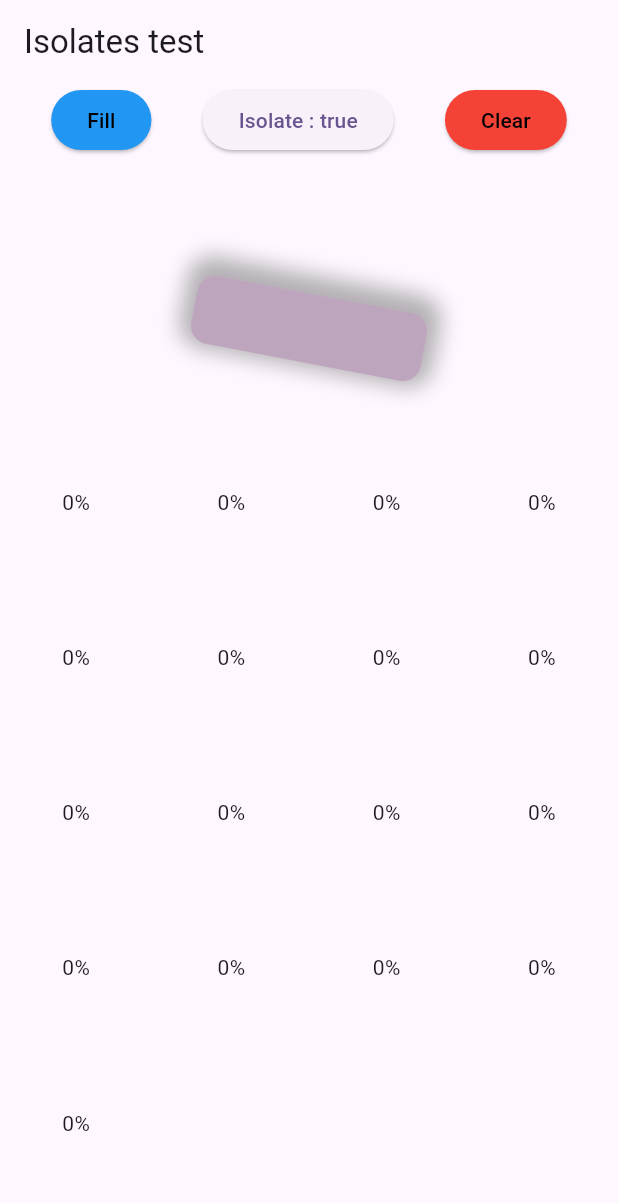
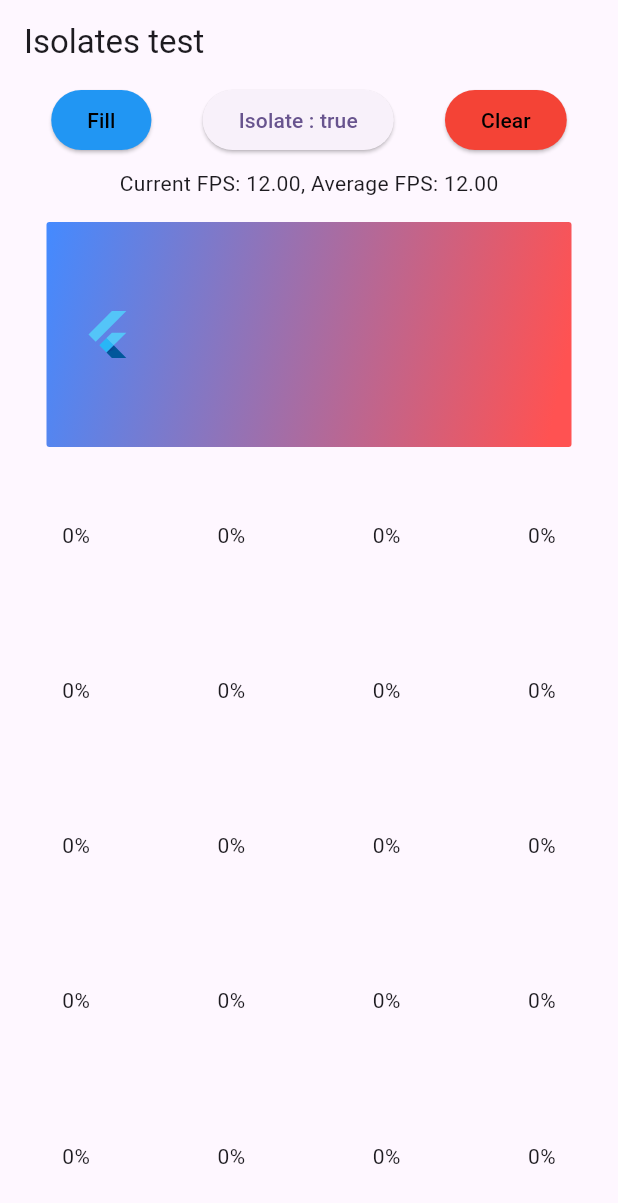
Before and after one commit to saharvx9/image_download_isolate, a Flutter app: the screen it shows after launch, after a tap on "Fill", on a phone screen of 412 x 824 dp. Shown: the top 1203 px of the screen. Run offline on Flutter 3.47's test engine with Material 3 defaults, Android fonts, the phone set to English and light mode, and no system bars; our stand-ins replace rxdart.

Commit message:
using rx

```diff
--- a/lib/home_page.dart
+++ b/lib/home_page.dart
@@ -1,11 +1,9 @@
-import 'package:download_image_isolate/fps_counter.dart';
+import 'package:download_image_isolate/utils/fps_counter.dart';
 import 'package:download_image_isolate/imagenetwork/concurrency_image_netowrk.dart';
 import 'package:download_image_isolate/imagenetwork/core/image_downloader.dart';
-import 'package:download_image_isolate/infinite_animation.dart';
+import 'package:download_image_isolate/widgets/infinite_animation.dart';
 import 'package:download_image_isolate/local_images.dart';
-import 'package:flutter/cupertino.dart';
 import 'package:flutter/material.dart';
-import 'package:flutter/widgets.dart';
 
 class HomePage extends StatefulWidget {
   const HomePage({super.key});
@@ -69,9 +67,20 @@ class _HomePageState extends State<HomePage> {
                   child: const Text("Clear")),
             ],
           ),
+          Padding(
+            padding: const EdgeInsets.symmetric(vertical: 8.0),
+            child: StreamBuilder<FpsData>(
+                stream: _fpsCounter.fpsState.stream,
+                initialData: FpsData(0, 0),
+                builder: (context, snapshot) {
+                  final state = snapshot.data!;
+                  return Text(
+                      "Current FPS: ${state.fps.toStringAsFixed(2)}, Average FPS: ${state.averageFPS.toStringAsFixed(2)}");
+                }),
+          ),
           const Padding(
-            padding: EdgeInsets.only(top:100.0,bottom: 50),
-            child: InfiniteAnimation(),
+            padding: EdgeInsets.symmetric(vertical: 8.0),
+            child: InfiniteAnimationWidget(),
           ),
           Expanded(
             child: GridView.builder(
@@ -79,7 +88,7 @@ class _HomePageState extends State<HomePage> {
                     crossAxisCount: 4, crossAxisSpacing: 2, mainAxisSpacing: 2),
                 padding: EdgeInsets.zero,
                 itemCount: _images.length,
-                itemBuilder: (_, index) => ConcurrencyImageNetwork(url: _images[index])),
+                itemBuilder: (_, index) => ConcurrencyImageNetwork(key: ValueKey(_images[index]), url: _images[index])),
           ),
         ],
       ),
--- a/lib/imagenetwork/concurrency_image_netowrk.dart
+++ b/lib/imagenetwork/concurrency_image_netowrk.dart
@@ -31,11 +31,11 @@ class _ConcurrencyImageNetworkState extends State<ConcurrencyImageNetwork> {
             ),
             child: switch (state) {
               Result(image: final image) => SizedBox.expand(
-                child: Image.memory(
+                  child: Image.memory(
                     image,
                     fit: BoxFit.fill,
                   ),
-              ),
+                ),
               Loading(progress: final progress) => Stack(
                   alignment: Alignment.center,
                   children: [
--- a/lib/imagenetwork/core/image_downloader.dart
+++ b/lib/imagenetwork/core/image_downloader.dart
@@ -3,7 +3,9 @@ import 'dart:isolate';
 import 'dart:ui';
 import 'package:download_image_isolate/imagenetwork/core/image_state.dart';
 import 'package:flutter/foundation.dart';
+import 'package:flutter/services.dart';
 import 'package:http/http.dart' as http;
+import 'package:rxdart/rxdart.dart';
 
 class ImageDownloader {
   ImageDownloader._();
@@ -14,7 +16,7 @@ class ImageDownloader {
   Completer? _completerInitIsolate;
   final _updatePort = ReceivePort();
   final _imagesMap = <String, ImageState>{};
-  final _imagesStream = StreamController<Map<String, ImageState>>.broadcast();
+  final _imagesStream = BehaviorSubject<Map<String, ImageState>>();
 
   Future<void> _init() async {
     if (_completerInitIsolate?.isCompleted == true) return;
@@ -55,6 +57,9 @@ class ImageDownloader {
   }
 
   Stream<ImageState> downLoadImage(String url) async* {
+    if (_imagesMap.containsKey(url)) {
+      yield* _imagesStream.map((event) => event[url] ?? Loading(url, 0));
+    } else {
       if (_useIsolates) {
         await _init();
 
@@ -71,37 +76,18 @@ class ImageDownloader {
       } else {
         _downloadImageRegular(url);
       }
-    yield* _imagesStream.stream.map((event) => event[url] ?? Loading(url, 0));
+      yield* _imagesStream.map((event) => event[url] ?? Loading(url, 0));
+    }
   }
 
-  void _downloadImageRegular(String url) async {
-    final httpClient = http.Client();
-    final request = http.Request('GET', Uri.parse(url));
-    final response = await httpClient.send(request);
-    List<int> bytes = [];
-    response.stream.listen((List<int> chunk) {
-        // Update progress
-        bytes.addAll(chunk);
-        final progress = bytes.length / response.contentLength!;
-        _updateState(Loading(url, progress));
-      },
-      onError: (e, s) {
-        _updateState(Error(url, "$e"));
-      },
-      onDone: () {
-        _updateState(Result(url, Uint8List.fromList(bytes)));
-      },
-      cancelOnError: true,
-    );
-  }
-
+  /// The entry point for the download manager isolate
   static void _downloadImageIsolate(SendPort sendPort) {
-    // Create a receive port to listen for download tasks
+    // Create a receive port to listen for url
     final taskPort = ReceivePort();
 
     // Register this port with the IsolateNameServer so it can be found by the main isolate
     IsolateNameServer.registerPortWithName(taskPort.sendPort, _isolateName);
-    // Notify send port for finish register port with nam
+    // Notify send port for finish register port with IsolateNameServer
     sendPort.send(true);
 
     // Listen for incoming download tasks
@@ -120,10 +106,11 @@ class ImageDownloader {
           (List<int> chunk) {
             // Update progress
             bytes.addAll(chunk);
-            final progress = bytes.length / response.contentLength!;
+            final progress = bytes.length / (response.contentLength ?? 1);
             replyTo.send(Loading(url, progress));
           },
           onError: (e, s) {
+            print("Error with link : $url");
             replyTo.send(e);
           },
           onDone: () {
@@ -135,4 +122,27 @@ class ImageDownloader {
       }
     });
   }
+
+  /// Download an image using the regular http package without isolates
+  void _downloadImageRegular(String url) async {
+    final httpClient = http.Client();
+    final request = http.Request('GET', Uri.parse(url));
+    final response = await httpClient.send(request);
+    List<int> bytes = [];
+    response.stream.listen(
+      (List<int> chunk) {
+        // Update progress
+        bytes.addAll(chunk);
+        final progress = bytes.length / (response.contentLength ?? 1);
+        _updateState(Loading(url, progress));
+      },
+      onError: (e, s) {
+        _updateState(Error(url, "$e"));
+      },
+      onDone: () {
+        _updateState(Result(url, Uint8List.fromList(bytes)));
+      },
+      cancelOnError: true,
+    );
   }
+}
--- a/lib/infinite_animation.dart
+++ /dev/null
@@ -1,92 +0,0 @@
-import 'dart:math';
-
-import 'package:flutter/material.dart';
-
-class InfiniteAnimation extends StatefulWidget {
-  const InfiniteAnimation({super.key});
-
-  @override
-  State<InfiniteAnimation> createState() => _InfiniteAnimationState();
-}
-
-class _InfiniteAnimationState extends State<InfiniteAnimation> with SingleTickerProviderStateMixin {
-  late final AnimationController _controller = AnimationController(
-    vsync: this,
-    duration: const Duration(milliseconds: 2000),
-  )..repeat();
-
-  late final Animation<double> _rotation = Tween<double>(
-    begin: 0,
-    end: 2 * pi,
-  ).animate(_controller);
-
-  late final Animation<double> _scale = Tween<double>(
-    begin: 1,
-    end: 2,
-  ).animate(_controller);
-
-  late final Animation<Color?> _color = ColorTween(
-    begin: Colors.blue,
-    end: Colors.red,
-  ).animate(_controller);
-
-  late final Animation<double> _opacity = Tween<double>(
-    begin: 0.1,
-    end: 1,
-  ).animate(_controller);
-
-  late final Animation<double> _shadow = Tween<double>(
-    begin: 0,
-    end: 10,
-  ).animate(_controller);
-
-  late final Animation<ShapeBorder?> _shape = ShapeBorderTween(
-    begin: RoundedRectangleBorder(borderRadius: BorderRadius.circular(0)),
-    end: const CircleBorder(),
-  ).animate(_controller);
-
-  late final Animation<double> _width = Tween<double>(
-    begin: 50,
-    end: 300,
-  ).animate(_controller);
-
-  @override
-  Widget build(BuildContext context) {
-    return AnimatedBuilder(
-      animation: _controller,
-      builder: (context, child) {
-        return Transform.rotate(
-          angle: _rotation.value,
-          child: Transform.scale(
-            scale: _scale.value,
-            child: Opacity(
-              opacity: _opacity.value,
-              child: Container(
-                decoration: ShapeDecoration(
-                  color: _color.value,
-                  shape: _shape.value ?? Border.all(),
-                  shadows: [
-                    BoxShadow(
-                      color: Colors.black.withOpacity(0.5),
-                      spreadRadius: _shadow.value,
-                      blurRadius: 7,
-                      offset: const Offset(0, 3),
-                    ),
-                  ],
-                ),
-                width: _width.value,
-                height: 30,
-              ),
-            ),
-          ),
-        );
-      },
-    );
-  }
-
-  @override
-  void dispose() {
-    _controller.dispose();
-    super.dispose();
-  }
-}
--- a/lib/local_images.dart
+++ b/lib/local_images.dart
@@ -15,5 +15,44 @@ const images = [
   "https://images3.alphacoders.com/128/1283573.jpg",
   "https://images2.alphacoders.com/711/711450.jpg",
   "https://images.unsplash.com/photo-1580273916550-e323be2ae537?q=80&w=2160&auto=format&fit=crop&ixlib=rb-4.0.3&ixid=M3wxMjA3fDB8MHxwaG90by1wYWdlfHx8fGVufDB8fHx8fA%3D%3D",
-  "https://images.unsplash.com/photo-1492144534655-ae79c964c9d7?q=80&w=3383&auto=format&fit=crop&ixlib=rb-4.0.3&ixid=M3wxMjA3fDB8MHxwaG90by1wYWdlfHx8fGVufDB8fHx8fA%3D%3D"
+  "https://images.unsplash.com/photo-1492144534655-ae79c964c9d7?q=80&w=3383&auto=format&fit=crop&ixlib=rb-4.0.3&ixid=M3wxMjA3fDB8MHxwaG90by1wYWdlfHx8fGVufDB8fHx8fA%3D%3D",
+  "https://media.npr.org/assets/img/2022/05/31/screen-shot-2022-05-31-at-8.32.41-am-90976307d1d0c1408fd60a67e511f8e832db778c-s1100-c50.png",
+  "https://www.lamborghini.com/sites/it-en/files/DAM/lamborghini/facelift_2019/homepage/model_choose/2023/huracan_sterrato_m.png",
+  "https://i.pinimg.com/736x/7a/37/7d/7a377d2c024edff621790847d0794451.jpg",
+  "https://i.pinimg.com/originals/16/0f/81/160f81b25be36781d3c02396c263fe95.png",
+  "https://w7.pngwing.com/pngs/444/451/png-transparent-sports-car-gratis-black-cool-sports-car-car-styling-car-accident-black-hair-chinese-style.png",
+  "https://toppng.com/uploads/preview/silver-jaguar-xj-cool-car-11533011480zxgohaefzt.png",
+  "https://img.ice.co.il/giflib/news/rsPhoto/sz_411/rsz_615_346_11ice23082023.jpg",
+  "https://codeskulptor-assets.commondatastorage.googleapis.com/assets_clock_background.png",
+  "https://codeskulptor-assets.commondatastorage.googleapis.com/assets_clock_minute_arrow.png",
+  "https://codeskulptor-assets.commondatastorage.googleapis.com/assets_clock_hour_arrow.png",
+  "https://codeskulptor-assets.commondatastorage.googleapis.com/assets_clock_second_arrow.png",
+  "https://commondatastorage.googleapis.com/codeskulptor-assets/week5-triangle.png",
+  "https://commondatastorage.googleapis.com/codeskulptor-assets/lathrop/nebula_blue.s2014.png",
+  "https://commondatastorage.googleapis.com/codeskulptor-assets/lathrop/splash.png",
+  "https://commondatastorage.googleapis.com/codeskulptor-assets/lathrop/debris3_brown.png",
+  "https://commondatastorage.googleapis.com/codeskulptor-assets/lathrop/debris2_blue.png",
+  "https://codeskulptor-demos.commondatastorage.googleapis.com/descent/bomb_24_24.png",
+  "https://codeskulptor-demos.commondatastorage.googleapis.com/descent/background.png",
+  "https://commondatastorage.googleapis.com/codeskulptor-demos/riceracer_assets/img/tree_5.png",
+  "https://codeskulptor-demos.commondatastorage.googleapis.com/pang/FDqGDmc.png",
+  "https://codeskulptor-demos.commondatastorage.googleapis.com/pang/9v5ehnO.png",
+  "https://upload.wikimedia.org/wikipedia/commons/4/47/PNG_transparency_demonstration_1.png",
+  "https://images.rawpixel.com/image_png_800/czNmcy1wcml2YXRlL3Jhd3BpeGVsX2ltYWdlcy93ZWJzaXRlX2NvbnRlbnQvam9iNjgwLTE2Ni1wLWwxZGJ1cTN2LnBuZw.png",
+  "https://w7.pngwing.com/pngs/895/199/png-transparent-spider-man-heroes-download-with-transparent-background-free-thumbnail.png",
+  "https://t3.ftcdn.net/jpg/03/95/29/32/360_F_395293226_A4boRgABAbfXmAmmynQHcjjIIB3MjDCj.jpg",
+  "https://w7.pngwing.com/pngs/114/579/png-transparent-pink-cross-stroke-ink-brush-pen-red-ink-brush-ink-leave-the-material-text.png",
+  "https://purepng.com/public/uploads/large/purepng.com-mariomariofictional-charactervideo-gamefranchisenintendodesigner-1701528634653vywuz.png",
+  "https://w7.pngwing.com/pngs/361/694/png-transparent-light-circle-geometry-science-and-technology-blue-mechanical-blue-angle-electronics.png",
+  "https://static4.depositphotos.com/1006994/298/v/450/depositphotos_2983099-stock-illustration-grunge-design.jpg",
+  "https://www.adobe.com/creativecloud/file-types/image/raster/media_190563911f4a579a9d6f1f9d5b499b44d6413088b.jpeg?width=750&format=jpeg&optimize=medium",
+  "https://img.freepik.com/free-psd/mix-fruits-png-isolated-transparent-background_191095-9865.jpg?size=338&ext=jpg&ga=GA1.1.1395991368.1711638000&semt=sph",
+  "https://e7.pngegg.com/pngimages/276/100/png-clipart-multicolored-logo-graphic-design-design-computer-wallpaper-desktop-wallpaper.png",
+  "https://c0.klipartz.com/pngpicture/109/612/gratis-png-arte-de-winnie-the-pooh-winnie-the-pooh-eeyore-cerdito-de-winnie-the-pooh-christopher-robin-winnie-pooh-thumbnail.png",
+  "https://encrypted-tbn0.gstatic.com/images?q=tbn:ANd9GcScYRHX87LQ6d2upJnnTxKcZ4Ovi7li-9wyCw&usqp=CAU",
+  "https://e7.pngegg.com/pngimages/307/567/png-clipart-cow-cow-thumbnail.png",
+  "https://www.pngmart.com/files/10/Glossy-Apple-Logo-PNG-Image.png",
+  "https://e1.pngegg.com/pngimages/274/400/png-clipart-mariposas-blue-and-black-butterfly.png",
+  "https://e1.pxfuel.com/desktop-wallpaper/457/295/desktop-wallpaper-png-backgrounds-for-picsart-blur-picsart-editing.jpg",
+  "https://w7.pngwing.com/pngs/24/2/png-transparent-dog-puppy-dog-mammal-animals-cat-like-mammal-thumbnail.png"
 ];
--- a/lib/fps_counter.dart
+++ b/lib/utils/fps_counter.dart
@@ -1,5 +1,14 @@
+
+import 'dart:async';
 
 import 'package:flutter/scheduler.dart';
+
+class FpsData {
+  final double fps;
+  final double averageFPS;
+
+  FpsData(this.fps, this.averageFPS);
+}
 
 class FPSCounter {
   int _frameCount = 0;
@@ -7,6 +16,7 @@ class FPSCounter {
   int _fpsCount = 0;
   Duration _startTime = Duration.zero;
   bool _shouldDoWork = false;
+  final fpsState = StreamController<FpsData>.broadcast();
 
   void init() {
     SchedulerBinding.instance.addPersistentFrameCallback((timeStamp) {
@@ -27,6 +37,7 @@ class FPSCounter {
         _startTime = timeStamp;
         _frameCount = 0;
         print('Current FPS: $fps, Average FPS: $averageFPS');
+        fpsState.add(FpsData(fps, averageFPS));
       }
     });
   }
@@ -39,5 +50,6 @@ class FPSCounter {
     _shouldDoWork = false;
     _totalFPS = 0;
     _fpsCount = 0;
+    fpsState.add(FpsData(0, 0));
   }
 }
--- /dev/null
+++ b/lib/widgets/infinite_animation.dart
@@ -0,0 +1,73 @@
+import 'package:flutter/material.dart';
+
+class InfiniteAnimationWidget extends StatefulWidget {
+  const InfiniteAnimationWidget({super.key});
+
+  @override
+  State<InfiniteAnimationWidget> createState() => _InfiniteAnimationWidgetState();
+}
+
+class _InfiniteAnimationWidgetState extends State<InfiniteAnimationWidget> with TickerProviderStateMixin {
+  late final _animationController = AnimationController(duration: const Duration(seconds: 3), vsync: this)
+    ..repeat(reverse: true);
+  late final _borderAnimation = BorderRadiusTween(begin: BorderRadius.circular(100.0), end: BorderRadius.circular(0.0))
+      .animate(_animationController);
+  late final _logoTransition = Tween<Offset>(
+    begin: const Offset(0.7, 0.0),
+    end: const Offset(-0.7, 0.0),
+  ).animate(_animationController);
+
+  late final _scaleAnimationSequence = TweenSequence(
+    <TweenSequenceItem<double>>[
+      TweenSequenceItem<double>(
+        tween: Tween<double>(begin: 0.2, end: 1.0),
+        weight: 50.0,
+      ),
+      TweenSequenceItem<double>(
+        tween: Tween<double>(begin: 1.0, end: 0.2),
+        weight: 50.0,
+      ),
+    ],
+  ).animate(_animationController);
+
+  @override
+  Widget build(BuildContext context) {
+    return Center(
+      child: AnimatedBuilder(
+        animation: _borderAnimation,
+        builder: (context, child) {
+          return Container(
+            alignment: Alignment.bottomCenter,
+            width: 350,
+            height: 150,
+            decoration: BoxDecoration(
+              gradient: const LinearGradient(
+                begin: Alignment.topLeft,
+                colors: [
+                  Colors.blueAccent,
+                  Colors.redAccent,
+                ],
+              ),
+              borderRadius: _borderAnimation.value,
+            ),
+            child: SlideTransition(
+              position: _logoTransition,
+              child: ScaleTransition(
+                scale: _scaleAnimationSequence,
+                child: const FlutterLogo(
+                  size: 200,
+                ),
+              ),
+            ),
+          );
+        },
+      ),
+    );
+  }
+
+  @override
+  void dispose() {
+    _animationController.dispose();
+    super.dispose();
+  }
+}
--- a/pubspec.yaml
+++ b/pubspec.yaml
@@ -30,6 +30,7 @@ dependencies:
   # Use with the CupertinoIcons class for iOS style icons.
   cupertino_icons: ^1.0.6
   http: 1.2.1
+  rxdart: ^0.27.7
 
 dev_dependencies:
   flutter_test:
```
Also changed, not shown: pubspec.lock, 1 other file. Lines whose indentation alone changed are shown as unchanged.
